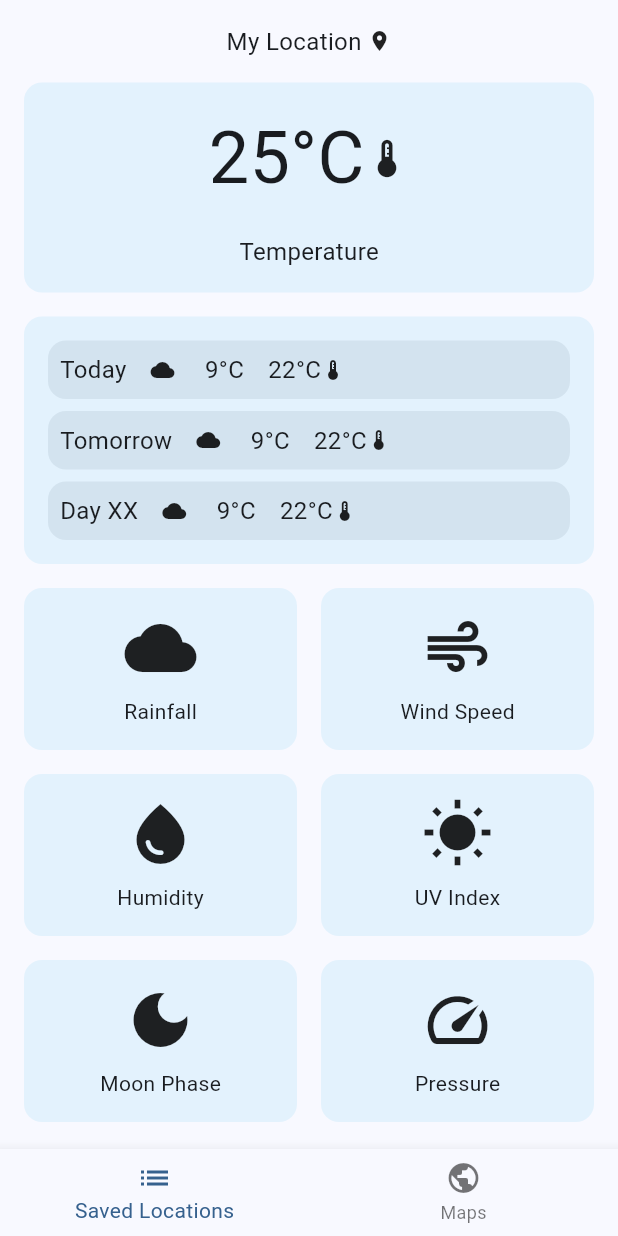
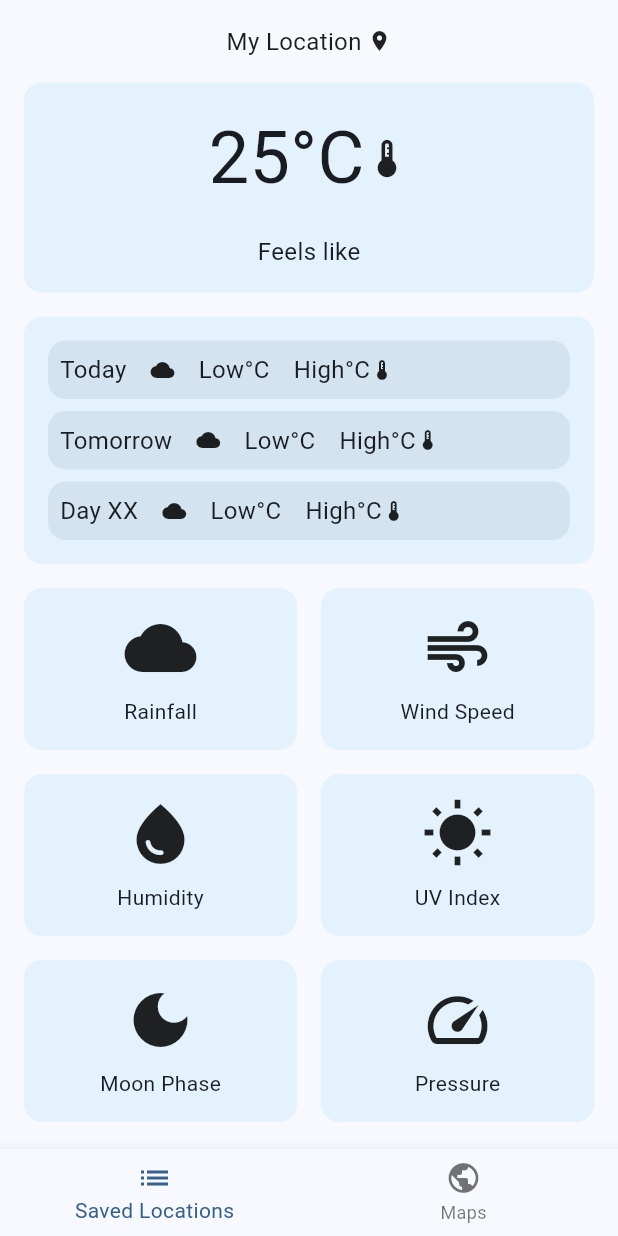
Before and after one commit to mthsaar/kleema, a Flutter app: the screen it shows after launch, on a phone screen of 412 x 824 dp. Run offline on Flutter 3.47's test engine with Material 3 defaults, Android fonts, the phone set to English and light mode, and no system bars.

Commit message:
Manifest with location services, hard-coded strings removed, added fells-like temperature

```diff
--- a/lib/main.dart
+++ b/lib/main.dart
@@ -85,7 +85,7 @@ class _MyHomePageState extends State<MyHomePage> {
 
                   const SizedBox(height: 16.0),
                   const Text(
-                    Strings.temperature,
+                    Strings.feelslike,
                     style: TextStyle(fontSize: 16.0),
                   ),
                 ],
@@ -122,7 +122,7 @@ class _MyHomePageState extends State<MyHomePage> {
                         const Icon(Icons.cloud, size: 16.0),
                         const SizedBox(width: 16.0),
                         Text(
-                          ' 9°C',
+                          'Low°C',
                           style: const TextStyle(
                             fontSize: 16.0,
                             fontWeight: FontWeight.normal,
@@ -131,7 +131,7 @@ class _MyHomePageState extends State<MyHomePage> {
                         const SizedBox(width: 16.0),
 
                         Text(
-                          '22°C',
+                          'High°C',
                           style: const TextStyle(
                             fontSize: 16.0,
                             fontWeight: FontWeight.normal,
@@ -162,7 +162,7 @@ class _MyHomePageState extends State<MyHomePage> {
                         const Icon(Icons.cloud, size: 16.0),
                         const SizedBox(width: 16.0),
                         Text(
-                          ' 9°C',
+                          'Low°C',
                           style: const TextStyle(
                             fontSize: 16.0,
                             fontWeight: FontWeight.normal,
@@ -171,7 +171,7 @@ class _MyHomePageState extends State<MyHomePage> {
                         const SizedBox(width: 16.0),
 
                         Text(
-                          '22°C',
+                          'High°C',
                           style: const TextStyle(
                             fontSize: 16.0,
                             fontWeight: FontWeight.normal,
@@ -202,7 +202,7 @@ class _MyHomePageState extends State<MyHomePage> {
                         const Icon(Icons.cloud, size: 16.0),
                         const SizedBox(width: 16.0),
                         Text(
-                          ' 9°C',
+                          'Low°C',
                           style: const TextStyle(
                             fontSize: 16.0,
                             fontWeight: FontWeight.normal,
@@ -211,7 +211,7 @@ class _MyHomePageState extends State<MyHomePage> {
                         const SizedBox(width: 16.0),
 
                         Text(
-                          '22°C',
+                          'High°C',
                           style: const TextStyle(
                             fontSize: 16.0,
                             fontWeight: FontWeight.normal,
--- a/lib/saved_places_view.dart
+++ b/lib/saved_places_view.dart
@@ -62,7 +62,7 @@ class _SavedPlacesViewState extends State<SavedPlacesView> {
                       ),
                       const SizedBox(width: 16.0),
                       const Text(
-                        'Saved City 1',
+                        Strings.savedCity1,
                         style: TextStyle(
                           fontSize: 32.0,
                           fontWeight: FontWeight.normal,
@@ -106,7 +106,7 @@ class _SavedPlacesViewState extends State<SavedPlacesView> {
                       ),
                       const SizedBox(width: 16.0),
                       const Text(
-                        'Saved City 2',
+                        Strings.savedCity2,
                         style: TextStyle(
                           fontSize: 32.0,
                           fontWeight: FontWeight.normal,
--- a/lib/strings.dart
+++ b/lib/strings.dart
@@ -11,4 +11,7 @@ class Strings {
   static const String appName = 'Kleema';
   static const String maps = 'Maps';
   static const String errorFetchingWeather = 'Error fetching weather data.';
+  static const String savedCity1 = 'Saved City 1';
+  static const String feelslike = 'Feels like';
+  static const String savedCity2 = 'Saved City 2';
 }
```
Also changed, not shown: 1 other file.
